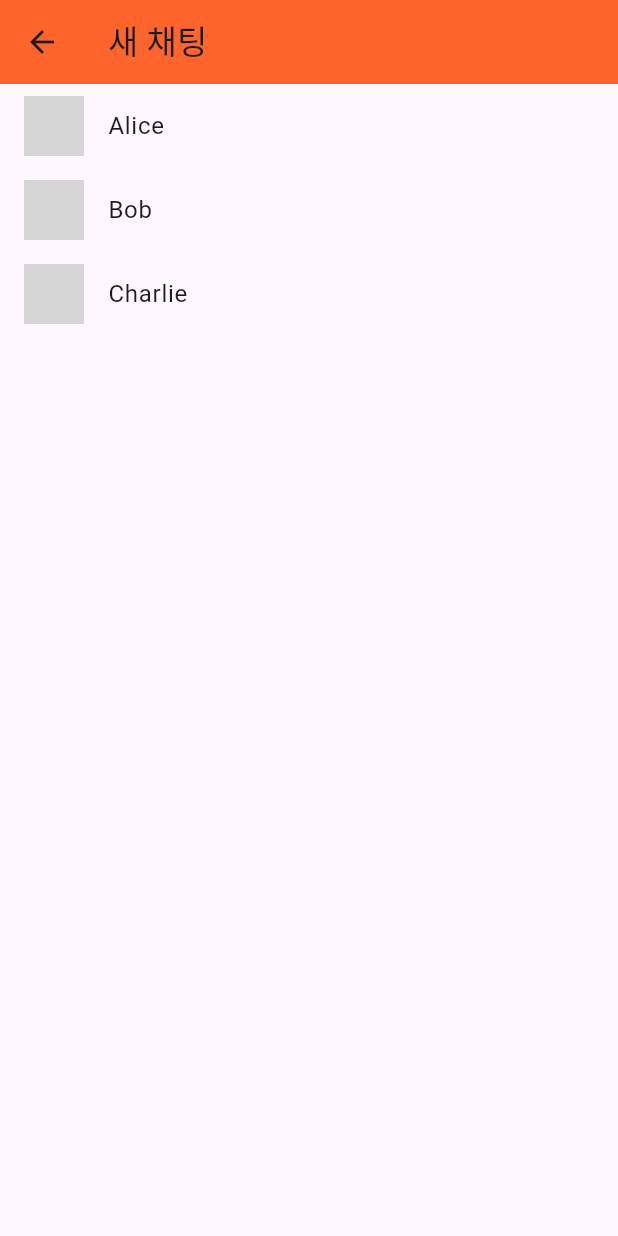
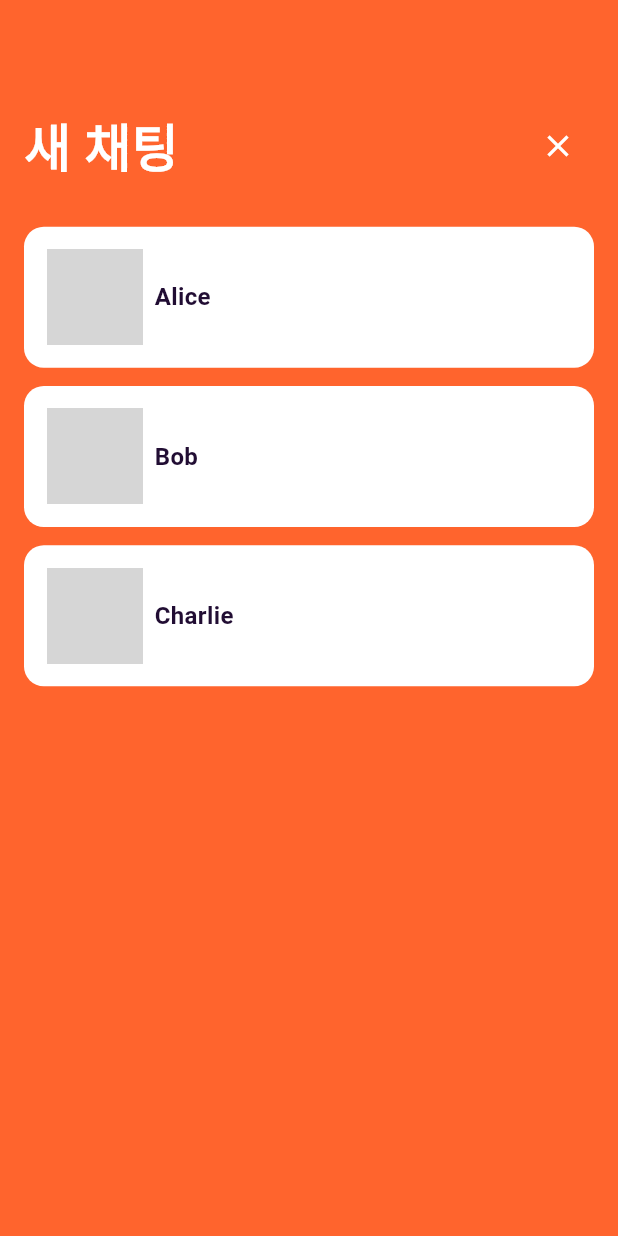
Before and after one commit to kook1488/elice-todomate2, a Flutter app: the NewChatScreen screen opened directly with empty values, on a phone screen of 412 x 824 dp. Run offline on Flutter 3.47's test engine with Material 3 defaults, Android fonts, the phone set to English and light mode, and no system bars; our stand-ins replace flutter_svg, gap, image_picker; missing offline and left inert: mysql1; Roboto replaces fonts that are missing (General Sans); grey boxes are pictures that could not be loaded.

Commit message:
새 채팅 리스트 버튼 및 작동 완료

```diff
--- a/lib/chat/view/new_chat_screen.dart
+++ b/lib/chat/view/new_chat_screen.dart
@@ -1,4 +1,5 @@
 import 'package:flutter/material.dart';
+import 'package:gap/gap.dart';
 import 'package:todomate/chat/core/app_export.dart';
 import 'package:todomate/chat/models/user_info.dart';
 import 'package:todomate/chat/view/chat_inner_screen.dart';
@@ -10,35 +11,70 @@ class NewChatScreen extends StatelessWidget {
   NewChatScreen({Key? key, required this.userInfo}) : super(key: key);
 
   final List<Map<String, dynamic>> contacts = [
-    {"id": 1, "name": "Alice", "avatar": "assets/images/img_avatar_alice.png"},
-    {"id": 2, "name": "Bob", "avatar": "assets/images/img_avatar_bob.png"},
-    {"id": 3, "name": "Charlie", "avatar": "assets/images/img_avatar_charlie.png"},
+    {"id": 1, "name": "Alice", "image": "assets/images/avata_a.png"},
+    {"id": 2, "name": "Bob", "image": "assets/images/avata_b.png"},
+    {"id": 3, "name": "Charlie", "image": "assets/images/avata_c.png"},
     // 더 많은 연락처 추가...
   ];
 
   @override
   Widget build(BuildContext context) {
     return Scaffold(
-      appBar: AppBar(
-        title: Text("새 채팅"),
-        backgroundColor: ColorConstant.fromHex('#FF642D'),
+      body: Container(
+        decoration: BoxDecoration(
+          gradient: LinearGradient(
+            begin: Alignment.centerLeft,
+            end: Alignment.centerRight,
+            colors: [
+              ColorConstant.fromHex('#FF642D'),
+              ColorConstant.fromHex('#FF642D'),
+            ],
           ),
-      body: ListView.builder(
+        ),
+        child: Column(
+          children: [
+            Container(
+              width: double.infinity,
+              margin: EdgeInsets.only(
+                top: getVerticalSize(71),
+                left: 16,
+                right: 16,
+              ),
+              child: Row(
+                mainAxisAlignment: MainAxisAlignment.spaceBetween,
+                children: [
+                  Text(
+                    "새 채팅",
+                    overflow: TextOverflow.ellipsis,
+                    textAlign: TextAlign.left,
+                    style: TextStyle(
+                      color: ColorConstant.whiteA700,
+                      fontSize: getFontSize(34),
+                      fontFamily: 'General Sans',
+                      fontWeight: FontWeight.w600,
+                    ),
+                  ),
+                  IconButton(
+                    icon: Icon(Icons.close, color: ColorConstant.whiteA700),
+                    onPressed: () => Navigator.pop(context),
+                  ),
+                ],
+              ),
+            ),
+            const Gap(12),
+            Expanded(
+              child: ListView.builder(
+                padding: const EdgeInsets.symmetric(horizontal: 16, vertical: 10),
                 itemCount: contacts.length,
                 itemBuilder: (context, index) {
                   final contact = contacts[index];
-          return ListTile(
-            leading: CircleAvatar(
-              backgroundImage: AssetImage(contact["avatar"]),
-            ),
-            title: Text(contact["name"]),
+                  return InkWell(
                     onTap: () {
-              // 새 채팅 모델 생성
                       final newChat = ChatModel(
                         id: DateTime.now().millisecondsSinceEpoch,
                         title: "Chat with ${contact["name"]}",
                         name: contact["name"],
-                image: contact["avatar"],
+                        image: contact["image"],
                         lastMessage: "",
                         date: DateTime.now(),
                         unread: 0,
@@ -47,7 +83,6 @@ class NewChatScreen extends StatelessWidget {
                       // 새 채팅 저장 (실제 구현에서는 DB에 저장해야 함)
                       // DatabaseHelper.instance.insertChat(newChat);
 
-              // 채팅 화면으로 이동
                       Navigator.pushReplacement(
                         context,
                         MaterialPageRoute(
@@ -61,8 +96,50 @@ class NewChatScreen extends StatelessWidget {
                         ),
                       );
                     },
+                    child: Container(
+                      margin: EdgeInsets.only(
+                        top: getVerticalSize(6.0),
+                        bottom: getVerticalSize(6.0),
+                      ),
+                      padding: const EdgeInsets.all(15),
+                      decoration: BoxDecoration(
+                        color: ColorConstant.whiteA700,
+                        borderRadius: BorderRadius.circular(
+                          getHorizontalSize(12),
+                        ),
+                      ),
+                      child: Row(
+                        crossAxisAlignment: CrossAxisAlignment.center,
+                        children: [
+                          Image.asset(
+                            contact["image"],
+                            height: getSize(64),
+                            width: getSize(64),
+                            fit: BoxFit.cover,
+                          ),
+                          const Gap(8),
+                          Expanded(
+                            child: Text(
+                              contact["name"],
+                              overflow: TextOverflow.ellipsis,
+                              textAlign: TextAlign.left,
+                              style: TextStyle(
+                                color: ColorConstant.gray900,
+                                fontSize: getFontSize(16),
+                                fontFamily: 'General Sans',
+                                fontWeight: FontWeight.bold,
+                              ),
+                            ),
+                          ),
+                        ],
+                      ),
+                    ),
                   );
                 },
+              ),
+            ),
+          ],
+        ),
       ),
     );
   }
```
Also changed, not shown: asset/image/avata_a.png (added), asset/image/avata_b.png (added), asset/image/avata_c.png (added). Lines whose indentation alone changed are shown as unchanged.
